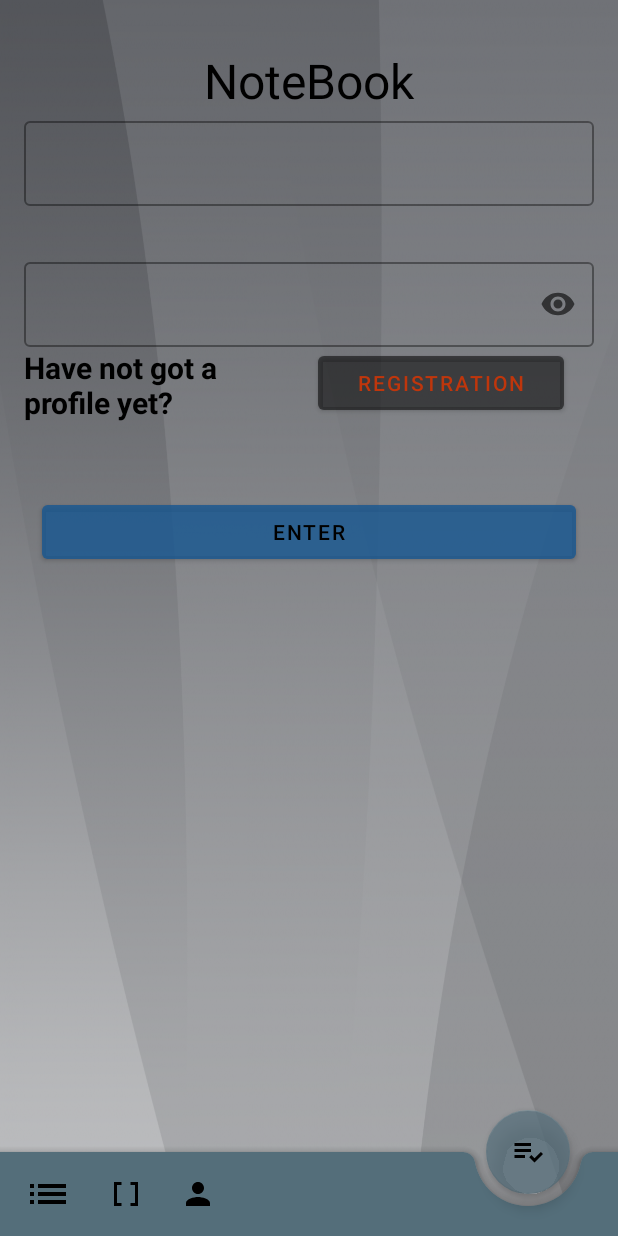
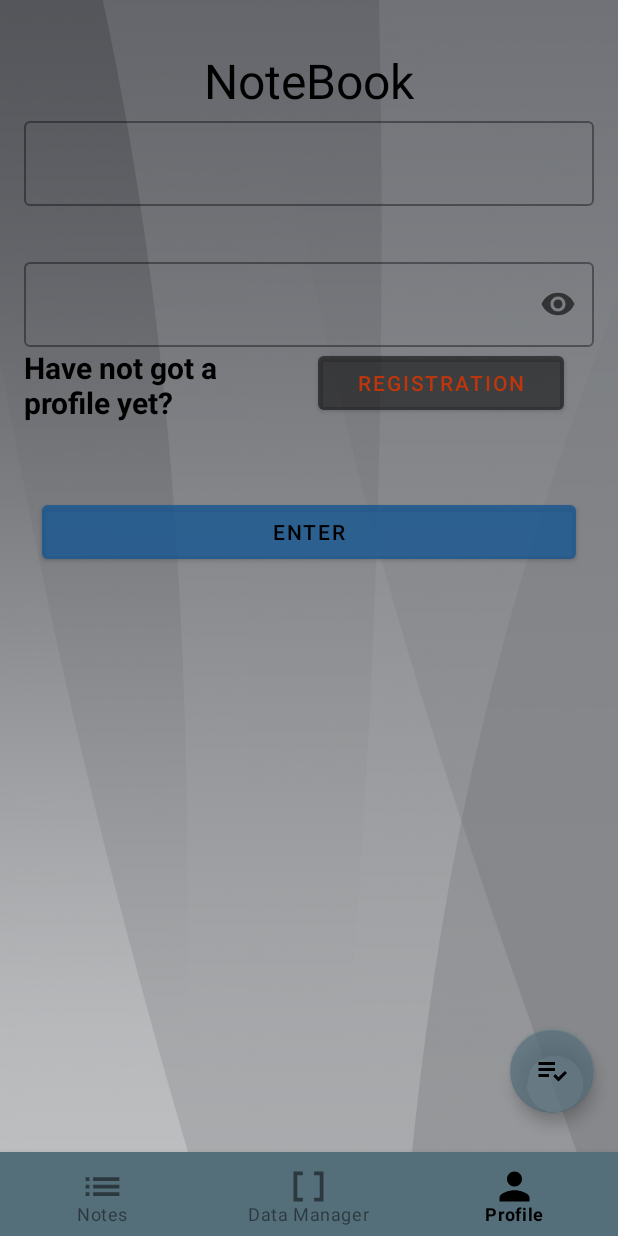
Before and after one commit to PavelB24/NotesK, an Android app: the screen it shows after launch (ActivityMain), on a phone screen of 412 x 824 dp. Run offline under Robolectric (Android 15) with nearby library versions, the phone set to English and light mode, and no system bars; our stand-ins replace Firebase (no records; nobody signed in at launch, a user with empty details on screens opened directly), Room's generated code.

Commit message:
Вернул bottomNavView

```diff
--- a/app/src/main/java/ru/barinov/notes/ui/noteListFragment/NoteListFragment.kt
+++ b/app/src/main/java/ru/barinov/notes/ui/noteListFragment/NoteListFragment.kt
@@ -16,6 +16,7 @@ import ru.barinov.notes.ui.dialogs.ReminderDialogFragment
 import org.koin.androidx.viewmodel.ext.android.viewModel
 import org.koin.core.parameter.parametersOf
 import ru.barinov.notes.domain.interfaces.ActivityCallableInterface
+import ru.barinov.notes.ui.notesActivity.ActivityMain
 
 private const val DELETE = "OK"
 
@@ -54,6 +55,12 @@ class NoteListFragment : Fragment() {
     private fun registeredForNotesRepositoryLiveData() {
         viewModel.noteListLiveData.observe(viewLifecycleOwner) { notes ->
             adapter.data = notes
+
+            //  todo Перенести в активити вью модель
+            val navigationView =  (requireActivity() as ActivityMain).bottomNavigationView
+            navigationView.getOrCreateBadge(R.id.notes_item_menu)
+            val badge = navigationView.getBadge(R.id.notes_item_menu)
+            badge!!.number = adapter.data.size
         }
     }
 
--- a/app/src/main/java/ru/barinov/notes/ui/notesActivity/ActivityMain.kt
+++ b/app/src/main/java/ru/barinov/notes/ui/notesActivity/ActivityMain.kt
@@ -4,7 +4,7 @@ import android.os.Bundle
 
 import androidx.appcompat.app.AppCompatActivity
 import androidx.fragment.app.Fragment
-import com.google.android.material.bottomappbar.BottomAppBar
+import com.google.android.material.bottomnavigation.BottomNavigationView
 import com.google.android.material.floatingactionbutton.FloatingActionButton
 import org.koin.androidx.viewmodel.ext.android.viewModel
 import ru.barinov.R
@@ -17,7 +17,7 @@ class ActivityMain : AppCompatActivity(), ActivityCallableInterface {
     private val viewModel by viewModel<ActivityViewModel>()
     private lateinit var binding: MainLayoutBinding
     lateinit var fabButton: FloatingActionButton
-    lateinit var bottomAppBar: BottomAppBar
+    lateinit var bottomNavigationView: BottomNavigationView
     private val fineLocation: String = android.Manifest.permission.ACCESS_FINE_LOCATION
     private val LOCATION_PERMISSION_REQUEST_CODE = 1
     private val router = Router()
@@ -42,8 +42,8 @@ class ActivityMain : AppCompatActivity(), ActivityCallableInterface {
 
     private fun setBottomBar() {
         fabButton = binding.addNoteFabButton
-        bottomAppBar = binding.navigationBar as BottomAppBar
-        bottomAppBar.setOnMenuItemClickListener { item ->
+        bottomNavigationView = binding.navigationBar as BottomNavigationView
+        bottomNavigationView.setOnItemSelectedListener { item ->
             when (item.itemId) {
                 R.id.notes_item_menu -> {
                     openNoteList()
@@ -62,8 +62,8 @@ class ActivityMain : AppCompatActivity(), ActivityCallableInterface {
 
     private fun setStartFragment() {
         viewModel.chooseStartFragment()
-        viewModel.onChooseStartFragment.observe(this) {
-            openStartFragment(it)
+        viewModel.onChooseStartFragment.observe(this) {id->
+            bottomNavigationView.selectedItemId=id
         }
 
     }
--- a/app/src/main/java/ru/barinov/notes/ui/notesActivity/ActivityViewModel.kt
+++ b/app/src/main/java/ru/barinov/notes/ui/notesActivity/ActivityViewModel.kt
@@ -2,6 +2,7 @@ package ru.barinov.notes.ui.notesActivity
 
 import androidx.fragment.app.Fragment
 import androidx.lifecycle.*
+import ru.barinov.R
 
 import ru.barinov.notes.domain.CloudRepository
 import ru.barinov.notes.domain.userRepository.NotesRepository
@@ -19,8 +20,8 @@ class ActivityViewModel(private val repository: NotesRepository,
 
     private val LOCAL_REPOSITORY_NAME = "repository.bin"
 
-    private val _onChooseStartFragment = MutableLiveData<Fragment>()
-    val onChooseStartFragment: LiveData<Fragment> = _onChooseStartFragment
+    private val _onChooseStartFragment = MutableLiveData<Int>()
+    val onChooseStartFragment: LiveData<Int> = _onChooseStartFragment
 
 
     private val _onCloudInitCompleted = MutableLiveData<Unit>()
@@ -84,9 +85,9 @@ class ActivityViewModel(private val repository: NotesRepository,
 
     fun chooseStartFragment() {
         if (cloudDataBase.auth.currentUser != null) {
-            _onChooseStartFragment.postValue(LoggedFragment())
+            _onChooseStartFragment.postValue( R.id.notes_item_menu)
         } else {
-            _onChooseStartFragment.postValue(ProfileEnteringFragment())
+            _onChooseStartFragment.postValue( R.id.profile_item_menu)
         }
     }
 
--- a/app/src/main/res/color/nav_bar_color_selector.xml
+++ b/app/src/main/res/color/nav_bar_color_selector.xml
@@ -1,5 +1,5 @@
 <?xml version="1.0" encoding="utf-8"?>
 <selector xmlns:android="http://schemas.android.com/apk/res/android">
-    <item android:color= "#FFC400" android:state_pressed="true"/>
-    <item android:color= "@color/black"/>
+    <item android:color= "@color/black" android:state_selected="true"/>
+    <item android:color= "#7C000000"/>
 </selector>
--- a/app/src/main/res/layout/main_layout.xml
+++ b/app/src/main/res/layout/main_layout.xml
@@ -1,5 +1,5 @@
 <?xml version="1.0" encoding="utf-8"?>
-<androidx.coordinatorlayout.widget.CoordinatorLayout xmlns:android="http://schemas.android.com/apk/res/android"
+<androidx.constraintlayout.widget.ConstraintLayout xmlns:android="http://schemas.android.com/apk/res/android"
     xmlns:app="http://schemas.android.com/apk/res-auto"
     android:layout_width="match_parent"
     android:layout_height="match_parent"
@@ -8,33 +8,39 @@
 
     <androidx.fragment.app.FragmentContainerView
         android:id="@+id/container_for_fragment"
+        app:layout_constraintBottom_toTopOf="@id/navigation_bar"
+        app:layout_constraintTop_toTopOf="parent"
         android:layout_width="match_parent"
-        android:layout_height="match_parent"
+        android:layout_height="0dp"
         app:layout_behavior="@string/appbar_scrolling_view_behavior" />
 
 
-    <com.google.android.material.bottomappbar.BottomAppBar
+    <com.google.android.material.bottomnavigation.BottomNavigationView
         android:id="@+id/navigation_bar"
         android:layout_width="match_parent"
         android:layout_height="wrap_content"
         android:layout_gravity="bottom"
-        app:buttonGravity="bottom"
-        android:backgroundTint="@color/grey"
+        android:background="@color/grey"
         app:fabAlignmentMode="end"
         app:fabCradleMargin="@dimen/fab_margin"
+        app:itemIconTint="@color/nav_bar_color_selector"
+        app:itemTextColor="@color/nav_bar_color_selector"
+        app:itemIconSize="30dp"
         app:layout_anchorGravity="start"
         app:layout_constraintBottom_toBottomOf="parent"
         app:menu="@menu/bottom_navigation_menu" />
 
     <com.google.android.material.floatingactionbutton.FloatingActionButton
         android:id="@+id/add_note_fab_button"
+        android:layout_marginBottom="26dp"
+        android:layout_marginEnd="16dp"
+        app:layout_constraintBottom_toTopOf="@id/navigation_bar"
+        app:layout_constraintEnd_toEndOf="@id/navigation_bar"
+        android:paddingBottom="25dp"
         android:layout_width="wrap_content"
         android:layout_height="wrap_content"
         android:src="@drawable/ic_baseline_playlist_add_check_24"
-        android:visibility="visible"
-        app:backgroundTint="@color/card_view_grey"
-        app:layout_anchor="@id/navigation_bar"
-        app:layout_anchorGravity="end" />
+        app:backgroundTint="@color/card_view_grey" />
 
 
-</androidx.coordinatorlayout.widget.CoordinatorLayout>
+</androidx.constraintlayout.widget.ConstraintLayout>
```
